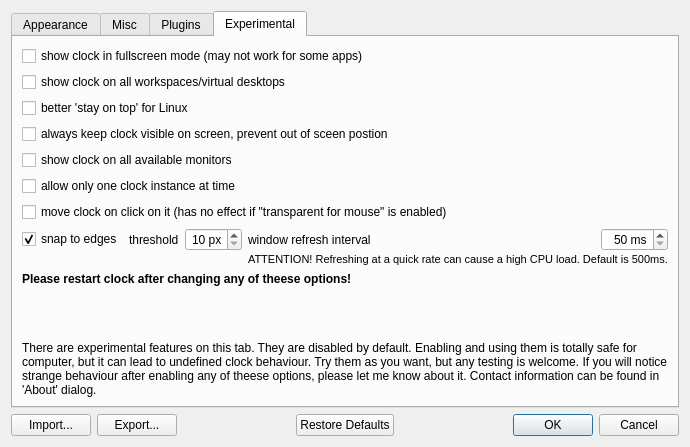
Old version of the form digital_clock/gui/settings_dialog.ui in the repository Kolcha/DigitalClock4.
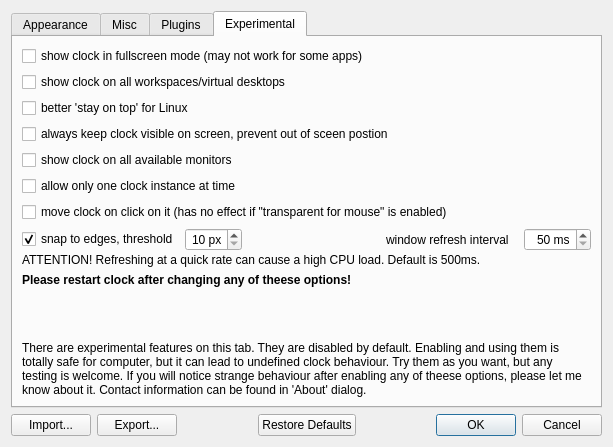
New version of the form. The open tabs and pages were chosen to show the change. Icons and pictures are not drawn. Custom widgets are drawn as their Qt base class.

Patch:
```diff
--- a/digital_clock/gui/settings_dialog.ui
+++ b/digital_clock/gui/settings_dialog.ui
@@ -927,7 +927,24 @@
          <property name="verticalSpacing">
           <number>2</number>
          </property>
-         <item row="0" column="5">
+         <item row="1" column="0" colspan="5">
+          <widget class="QLabel" name="refresh_interval_warning_label">
+           <property name="text">
+            <string>ATTENTION! Refreshing at a quick rate can cause a high CPU load. Default is 500ms.</string>
+           </property>
+          </widget>
+         </item>
+         <item row="0" column="0">
+          <widget class="QCheckBox" name="snap_to_edges">
+           <property name="text">
+            <string>snap to edges, threshold</string>
+           </property>
+           <property name="checked">
+            <bool>true</bool>
+           </property>
+          </widget>
+         </item>
+         <item row="0" column="4">
           <widget class="QSpinBox" name="refresh_interval">
            <property name="alignment">
             <set>Qt::AlignRight|Qt::AlignTrailing|Qt::AlignVCenter</set>
@@ -943,39 +960,7 @@
            </property>
           </widget>
          </item>
-         <item row="0" column="1">
-          <widget class="QLabel" name="snap_threshold_label">
-           <property name="sizePolicy">
-            <sizepolicy hsizetype="MinimumExpanding" vsizetype="Preferred">
-             <horstretch>0</horstretch>
-             <verstretch>0</verstretch>
-            </sizepolicy>
-           </property>
-           <property name="text">
-            <string>threshold</string>
-           </property>
-           <property name="buddy">
-            <cstring>snap_threshold</cstring>
-           </property>
-          </widget>
-         </item>
-         <item row="0" column="2">
-          <widget class="QSpinBox" name="snap_threshold">
-           <property name="alignment">
-            <set>Qt::AlignRight|Qt::AlignTrailing|Qt::AlignVCenter</set>
-           </property>
-           <property name="suffix">
-            <string notr="true"> px</string>
-           </property>
-           <property name="minimum">
-            <number>10</number>
-           </property>
-           <property name="maximum">
-            <number>50</number>
-           </property>
-          </widget>
-         </item>
-         <item row="0" column="4">
+         <item row="0" column="3">
           <widget class="QLabel" name="refresh_interval_label">
            <property name="sizePolicy">
             <sizepolicy hsizetype="MinimumExpanding" vsizetype="Preferred">
@@ -991,19 +976,7 @@
            </property>
           </widget>
          </item>
-         <item row="1" column="4" colspan="2">
-          <widget class="QLabel" name="refresh_interval_warning_label">
-           <property name="font">
-            <font>
-             <pointsize>8</pointsize>
-            </font>
-           </property>
-           <property name="text">
-            <string>ATTENTION! Refreshing at a quick rate can cause a high CPU load. Default is 500ms.</string>
-           </property>
-          </widget>
-         </item>
-         <item row="0" column="3">
+         <item row="0" column="2">
           <spacer name="horizontalSpacer_4">
            <property name="orientation">
             <enum>Qt::Horizontal</enum>
@@ -1016,13 +989,19 @@
            </property>
           </spacer>
          </item>
-         <item row="0" column="0">
-          <widget class="QCheckBox" name="snap_to_edges">
-           <property name="text">
-            <string>snap to edges</string>
+         <item row="0" column="1">
+          <widget class="QSpinBox" name="snap_threshold">
+           <property name="alignment">
+            <set>Qt::AlignRight|Qt::AlignTrailing|Qt::AlignVCenter</set>
            </property>
-           <property name="checked">
-            <bool>true</bool>
+           <property name="suffix">
+            <string notr="true"> px</string>
+           </property>
+           <property name="minimum">
+            <number>10</number>
+           </property>
+           <property name="maximum">
+            <number>50</number>
            </property>
           </widget>
          </item>
```
Left out of the diff: 16 changed lines with no effect on the pictures.
